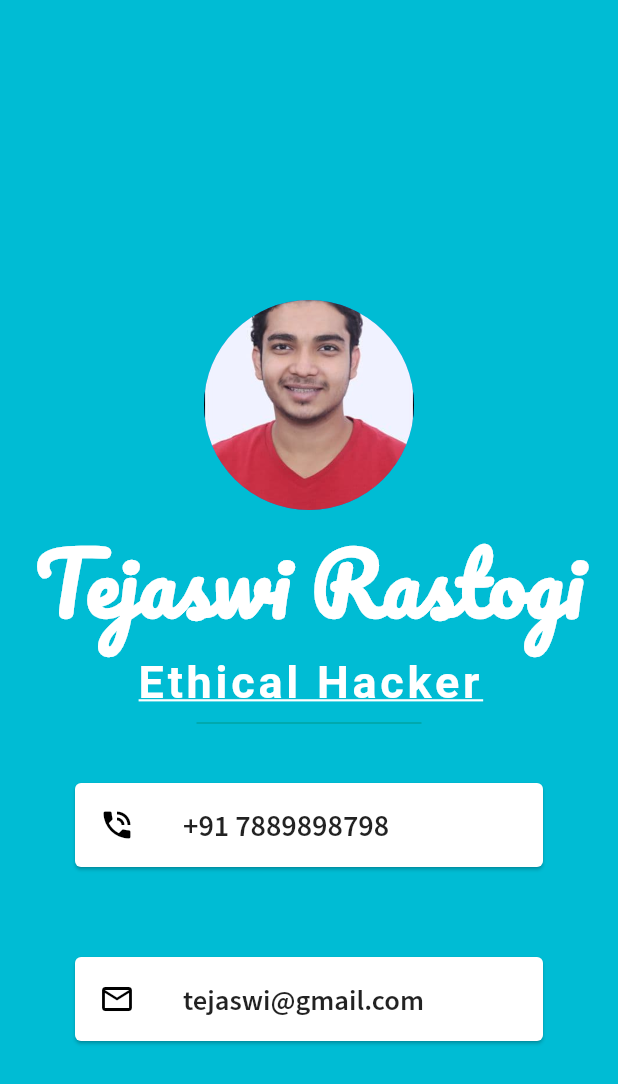
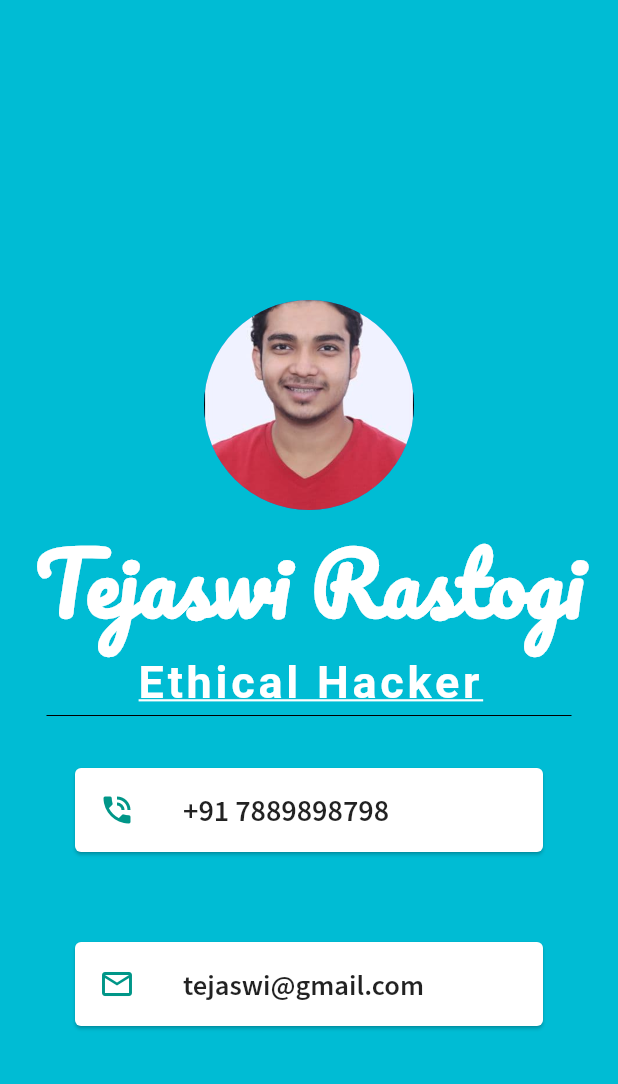
Before and after one commit to Tejasshack/mycard, a Flutter app: the screen it shows after launch, on a phone screen of 412 x 824 dp. Shown: the top 1084 px of the screen. Run offline on Flutter 3.47's test engine with Material 2 defaults, Android fonts, the phone set to English and light mode, and no system bars; Roboto replaces fonts that are missing (SourceSansPro-ExtraLight).

Commit message:
final commit

```diff
--- a/lib/main.dart
+++ b/lib/main.dart
@@ -49,10 +49,10 @@ class MyApp extends StatelessWidget {
                 ),
               ),
                 SizedBox(
-                height: 20.0,
-                width: 150.0,
+                height: 10.0,
+                width: 350.0,
                 child: Divider(
-                color: Colors.teal,
+                color: Colors.black,
                 ),),
               // Container( instead of this you can use card and card dosent allow padding to be done
               Card(
@@ -61,7 +61,7 @@ class MyApp extends StatelessWidget {
                 child: ListTile(
                   leading: Icon(
                     Icons.phone_in_talk,
-                    color: Colors.black,
+                    color: Colors.teal,
                   ),
                   title: Text(
                     '+91 7889898798',
@@ -79,7 +79,7 @@ class MyApp extends StatelessWidget {
                 child: ListTile(
                   leading: Icon(
                     Icons.email_outlined,
-                    color: Colors.black,
+                    color: Colors.teal,
                   ),
                   title: Text(
                     'tejaswi@gmail.com',
```
